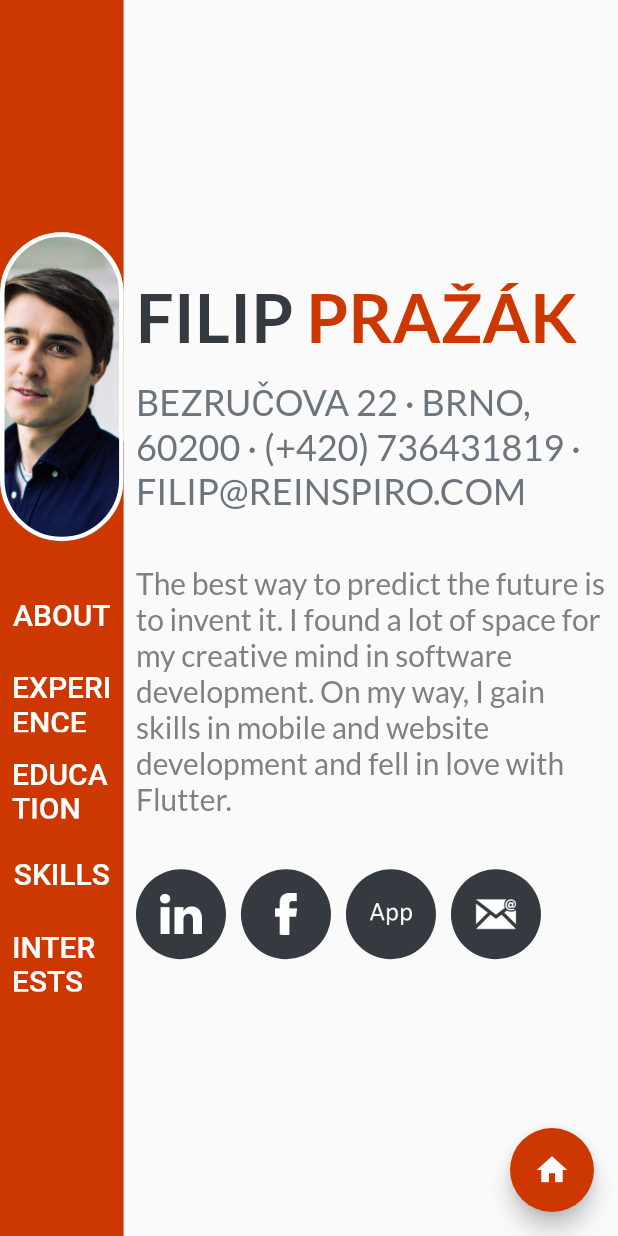
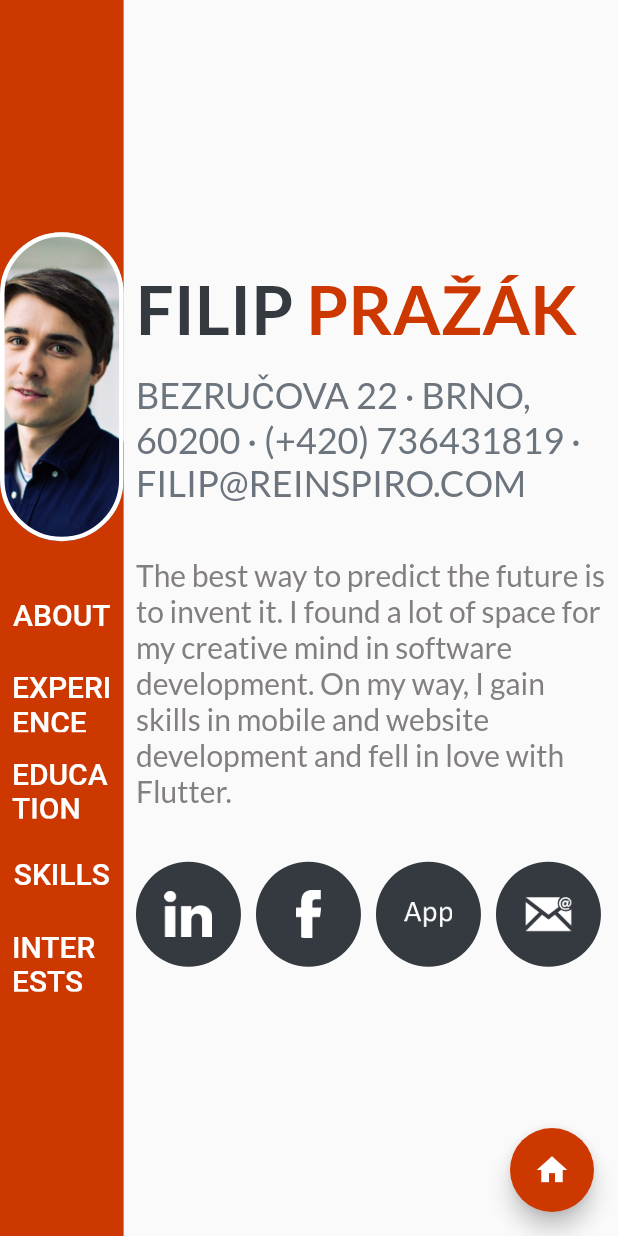
Before and after one commit to fprazak/flutter_web_resume_filip_prazak, a Flutter app: the DesktopLayout screen opened directly, on a phone screen of 412 x 824 dp. Run offline on Flutter 3.47's test engine with Material 2 defaults, Android fonts, the phone set to English and light mode, and no system bars; our stand-ins replace firebase_core, google_fonts; accounts and stored records are empty.

```diff
--- a/lib/components/sized_box_icon_about_section.dart
+++ b/lib/components/sized_box_icon_about_section.dart
@@ -23,8 +23,8 @@ class SizedBoxIconsAbout extends StatelessWidget {
 
   Widget build(context) {
     return SizedBox(
-      height: 60,
-      width: 60,
+      height: 70,
+      width: 70,
       child: TextButton(
         style: TextButton.styleFrom(
           backgroundColor: Color.fromRGBO(52, 58, 64, 1),
--- a/lib/main.dart
+++ b/lib/main.dart
@@ -2,9 +2,9 @@ import 'package:firebase_core/firebase_core.dart';
 import 'package:flutter/cupertino.dart';
 import 'package:flutter/material.dart';
 import 'package:flutter/widgets.dart';
-import 'package:web_resume_filip_prazak/mobile_layout.dart';
+import 'package:web_resume_filip_prazak/screens/mobile_layout.dart';
 
-import 'desktop_layout.dart';
+import 'screens/desktop_layout.dart';
 
 void main() async {
   WidgetsFlutterBinding.ensureInitialized();
--- a/lib/desktop_layout.dart
+++ b/lib/screens/desktop_layout.dart
@@ -7,10 +7,10 @@ import 'package:web_resume_filip_prazak/components/spacer_height.dart';
 import 'package:web_resume_filip_prazak/components/spacer_width.dart';
 import 'package:web_resume_filip_prazak/data/data.dart';
 
-import 'components/flexible_with_container.dart';
-import 'components/section_widget.dart';
-import 'components/sized_box_icon_about_section.dart';
-import 'components/text_widget2.dart';
+import '../components/flexible_with_container.dart';
+import '../components/section_widget.dart';
+import '../components/sized_box_icon_about_section.dart';
+import '../components/text_widget2.dart';
 
 class DesktopLayout extends StatelessWidget {
   final anchorAbout = GlobalKey();
@@ -19,11 +19,13 @@ class DesktopLayout extends StatelessWidget {
   final anchorSkills = GlobalKey();
   final anchorInterests = GlobalKey();
 
+  // Moves to specific anchor on page.
   void scrollToAnchor(GlobalKey anchor) {
     WidgetsBinding.instance!.addPostFrameCallback(
         (_) => Scrollable.ensureVisible(anchor.currentContext!, duration: Duration(milliseconds: 1500)));
   }
 
+  // Opens the mail client with recipient
   Future<void> _launchMailClient() async {
     const mailUrl = 'mailto:filip@reinspiro.com';
     await launch(mailUrl);
@@ -36,6 +38,7 @@ class DesktopLayout extends StatelessWidget {
     final TextStyle headline5 = Theme.of(context).textTheme.headline5!;
     final TextStyle headline6 = Theme.of(context).textTheme.headline6!;
 
+    // Return specific size of sizedbox
     Widget sizedBoxForMenu(GlobalKey<State<StatefulWidget>> anchor, String text) {
       return SizedBox(
         height: mediaQueryHeight * 0.07,
@@ -133,8 +136,8 @@ class DesktopLayout extends StatelessWidget {
                                   SizedBoxIconsAbout('assets/images/appIcon.png', 'https://www.reinspiro.com/komunita'),
                                   SpacerWidth(10),
                                   SizedBox(
-                                    height: 60,
-                                    width: 60,
+                                    height: 70,
+                                    width: 70,
                                     child: TextButton(
                                       style: TextButton.styleFrom(
                                         backgroundColor: Color.fromRGBO(52, 58, 64, 1),
```
Also changed, not shown: lib/screens/mobile_layout.dart (renamed from lib/mobile_layout.dart, +8 -12 lines).
